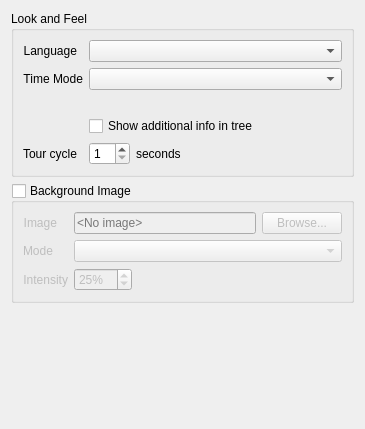
This is client/nx_client_desktop/src/ui/widgets/local_settings/look_and_feel_preferences_widget.ui in networkoptix/nx_open as Qt 5 draws it before an edit. The edited form follows.
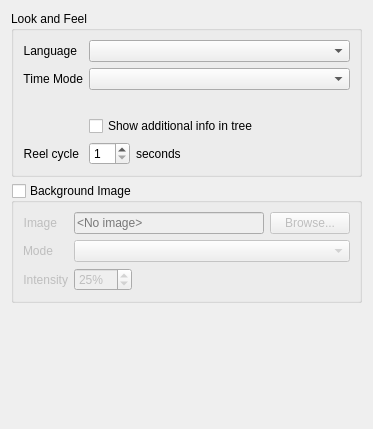
This is the edited form.

Commit message:
VMS-6794: Rename Layout Tours to Reel
<==== Mercurial data ====>
Branch: vms_3.1_beta

Diff of the .ui file:
```diff
--- a/client/nx_client_desktop/src/ui/widgets/local_settings/look_and_feel_preferences_widget.ui
+++ b/client/nx_client_desktop/src/ui/widgets/local_settings/look_and_feel_preferences_widget.ui
@@ -6,7 +6,7 @@
    <rect>
     <x>0</x>
     <y>0</y>
-    <width>365</width>
+    <width>373</width>
     <height>429</height>
    </rect>
   </property>
@@ -72,7 +72,7 @@
       <item row="4" column="0">
        <widget class="QLabel" name="tourCycleTimeLabel">
         <property name="text">
-         <string>Tour cycle</string>
+         <string>Reel cycle</string>
         </property>
         <property name="alignment">
          <set>Qt::AlignRight|Qt::AlignTrailing|Qt::AlignVCenter</set>
```
The commit also changes 6 other files.
